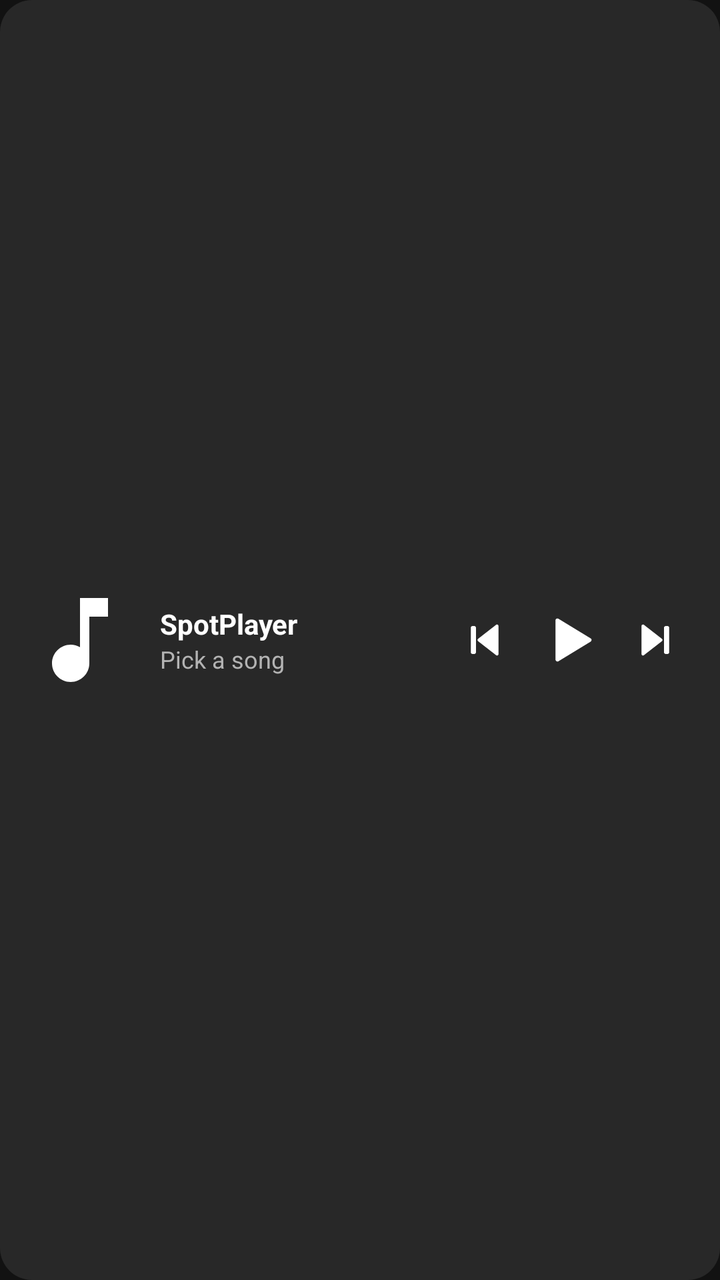
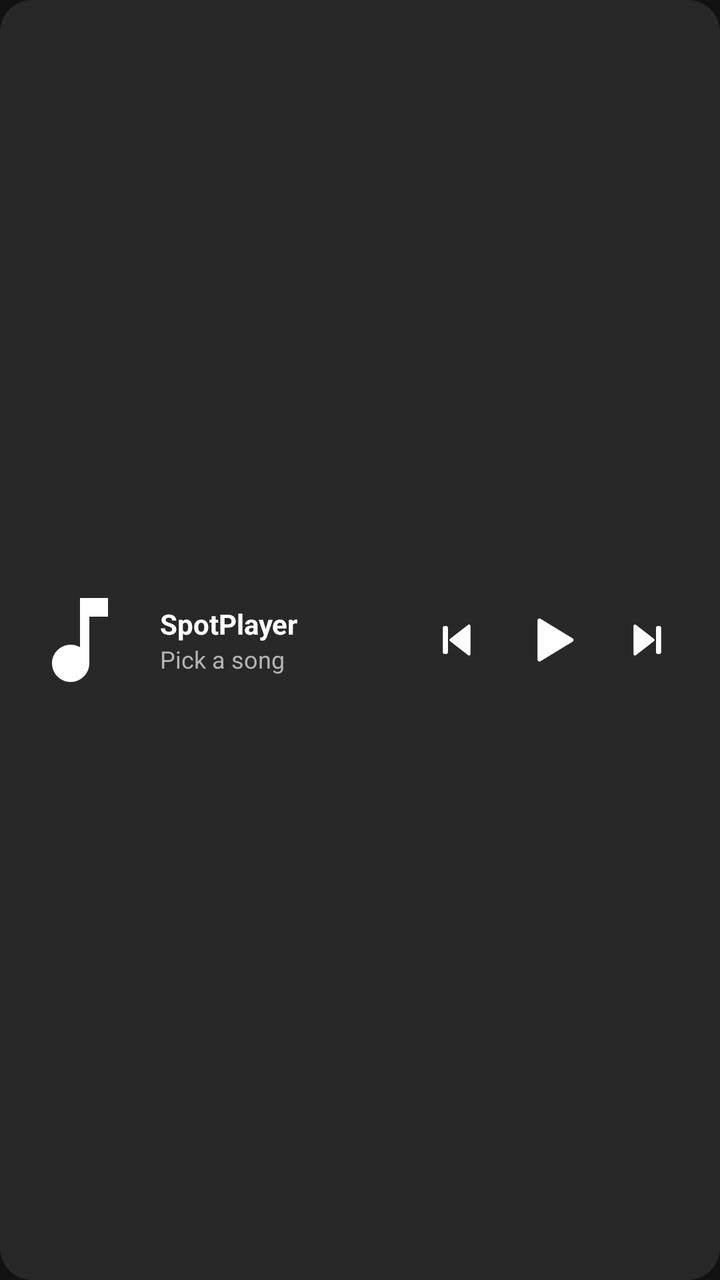

An Android layout rendered at two revisions. The XML below is the earlier revision; the diff shows what the commit changed to produce the second picture.
<!-- AndroidManifest.xml: application theme AppTheme -->
<!-- res/layout/widget_player.xml -->
<?xml version="1.0" encoding="utf-8"?>
<LinearLayout xmlns:android="http://schemas.android.com/apk/res/android"
    android:layout_width="match_parent"
    android:layout_height="wrap_content"
    android:background="@drawable/bg_widget"
    android:gravity="center_vertical"
    android:orientation="horizontal"
    android:padding="12dp">

    <ImageView
        android:id="@+id/widgetArt"
        android:layout_width="56dp"
        android:layout_height="56dp"
        android:contentDescription="Album art"
        android:scaleType="centerCrop"
        android:src="@drawable/ic_note" />

    <LinearLayout
        android:layout_width="0dp"
        android:layout_height="wrap_content"
        android:layout_marginStart="12dp"
        android:layout_weight="1"
        android:orientation="vertical">

        <TextView
            android:id="@+id/widgetTitle"
            android:layout_width="match_parent"
            android:layout_height="wrap_content"
            android:ellipsize="end"
            android:maxLines="1"
            android:text="SpotPlayer"
            android:textColor="@color/spotify_white"
            android:textSize="14sp"
            android:textStyle="bold" />

        <TextView
            android:id="@+id/widgetArtist"
            android:layout_width="match_parent"
            android:layout_height="wrap_content"
            android:ellipsize="end"
            android:maxLines="1"
            android:text="Pick a song"
            android:textColor="@color/spotify_gray"
            android:textSize="12sp" />
    </LinearLayout>

    <ImageView
        android:id="@+id/widgetPrev"
        android:layout_width="40dp"
        android:layout_height="40dp"
        android:contentDescription="Previous"
        android:padding="8dp"
        android:src="@drawable/ic_prev" />

    <ImageView
        android:id="@+id/widgetPlayIcon"
        android:layout_width="46dp"
        android:layout_height="46dp"
        android:contentDescription="Play or pause"
        android:padding="8dp"
        android:src="@drawable/ic_play" />

    <ImageView
        android:id="@+id/widgetNext"
        android:layout_width="40dp"
        android:layout_height="40dp"
        android:contentDescription="Next"
        android:padding="8dp"
        android:src="@drawable/ic_next" />
</LinearLayout>
<!-- resources referenced by this layout -->
<resources>
  <color name="spotify_gray">#B3B3B3</color>
  <color name="spotify_white">#FFFFFF</color>
  <!-- drawable bg_widget (drawable) -->
  <?xml version="1.0" encoding="utf-8"?>
  <shape xmlns:android="http://schemas.android.com/apk/res/android" android:shape="rectangle">
      <solid android:color="#282828" />
      <corners android:radius="16dp" />
  </shape>
  <!-- drawable ic_next (drawable) -->
  <?xml version="1.0" encoding="utf-8"?>
  <vector xmlns:android="http://schemas.android.com/apk/res/android"
      android:width="24dp"
      android:height="24dp"
      android:viewportWidth="24"
      android:viewportHeight="24">
      <path
          android:fillColor="#FFFFFF"
          android:strokeColor="#FFFFFF"
          android:strokeWidth="1.5"
          android:strokeLineJoin="round"
          android:pathData="M5.5,5 L14.5,12 L5.5,19 Z" />
      <path
          android:fillColor="#FFFFFF"
          android:pathData="M17,5 L17.6,5 A1,1 0 0 1 18.6,6 L18.6,18 A1,1 0 0 1 17.6,19 L17,19 A1,1 0 0 1 16,18 L16,6 A1,1 0 0 1 17,5 Z" />
  </vector>
  <!-- drawable ic_note (drawable) -->
  <?xml version="1.0" encoding="utf-8"?>
  <vector xmlns:android="http://schemas.android.com/apk/res/android"
      android:width="24dp" android:height="24dp"
      android:viewportWidth="24" android:viewportHeight="24">
      <path android:fillColor="#FFFFFF" android:pathData="M12,3v10.55c-0.59,-0.34 -1.27,-0.55 -2,-0.55 -2.21,0 -4,1.79 -4,4s1.79,4 4,4 4,-1.79 4,-4L14,7h4L18,3h-6z"/>
  </vector>
  <!-- drawable ic_play (drawable) -->
  <?xml version="1.0" encoding="utf-8"?>
  <vector xmlns:android="http://schemas.android.com/apk/res/android"
      android:width="24dp" android:height="24dp"
      android:viewportWidth="24" android:viewportHeight="24">
      <path
          android:fillColor="#FFFFFF"
          android:strokeColor="#FFFFFF"
          android:strokeWidth="1.6"
          android:strokeLineJoin="round"
          android:pathData="M7,4.2 L19.8,12 L7,19.8 Z"/>
  </vector>
  <!-- drawable ic_prev (drawable) -->
  <?xml version="1.0" encoding="utf-8"?>
  <vector xmlns:android="http://schemas.android.com/apk/res/android"
      android:width="24dp"
      android:height="24dp"
      android:viewportWidth="24"
      android:viewportHeight="24">
      <path
          android:fillColor="#FFFFFF"
          android:pathData="M6.4,5 L7,5 A1,1 0 0 1 8,6 L8,18 A1,1 0 0 1 7,19 L6.4,19 A1,1 0 0 1 5.4,18 L5.4,6 A1,1 0 0 1 6.4,5 Z" />
      <path
          android:fillColor="#FFFFFF"
          android:strokeColor="#FFFFFF"
          android:strokeWidth="1.5"
          android:strokeLineJoin="round"
          android:pathData="M18.5,5 L9.5,12 L18.5,19 Z" />
  </vector>
  <style name="AppTheme" parent="android:Theme.Material.NoActionBar">
          <item name="android:windowBackground">@color/spotify_black</item>
          <item name="android:colorAccent">@color/spotify_green</item>
          <item name="android:statusBarColor">@color/spotify_black</item>
          <item name="android:navigationBarColor">@color/spotify_black</item>
          <item name="android:windowLightStatusBar">false</item>
          <item name="android:windowLightNavigationBar">false</item>
          <item name="amoledBg">@color/spotify_black</item>
          <item name="amoledSurface">@color/spotify_surface</item>
          <item name="amoledCard">@color/spotify_card</item>
      </style>
  <color name="spotify_black">#121212</color>
  <color name="spotify_green">#1ABC54</color>
  <color name="spotify_surface">#181818</color>
  <color name="spotify_card">#282828</color>
</resources>

<!-- the commit's change to res/layout/widget_player.xml (unified diff, before → after) -->
@@ -11,7 +11,7 @@
         android:id="@+id/widgetArt"
         android:layout_width="56dp"
         android:layout_height="56dp"
-        android:contentDescription="Album art"
+        android:contentDescription="@string/auto_album_art"
         android:scaleType="centerCrop"
         android:src="@drawable/ic_note" />
 
@@ -28,7 +28,7 @@
             android:layout_height="wrap_content"
             android:ellipsize="end"
             android:maxLines="1"
-            android:text="SpotPlayer"
+            android:text="@string/auto_spotplayer"
             android:textColor="@color/spotify_white"
             android:textSize="14sp"
             android:textStyle="bold" />
@@ -39,32 +39,32 @@
             android:layout_height="wrap_content"
             android:ellipsize="end"
             android:maxLines="1"
-            android:text="Pick a song"
+            android:text="@string/auto_pick_a_song"
             android:textColor="@color/spotify_gray"
             android:textSize="12sp" />
     </LinearLayout>
 
     <ImageView
         android:id="@+id/widgetPrev"
-        android:layout_width="40dp"
-        android:layout_height="40dp"
-        android:contentDescription="Previous"
-        android:padding="8dp"
+        android:layout_width="48dp"
+        android:layout_height="48dp"
+        android:contentDescription="@string/auto_previous"
+        android:padding="12dp"
         android:src="@drawable/ic_prev" />
 
     <ImageView
         android:id="@+id/widgetPlayIcon"
-        android:layout_width="46dp"
-        android:layout_height="46dp"
-        android:contentDescription="Play or pause"
-        android:padding="8dp"
+        android:layout_width="48dp"
+        android:layout_height="48dp"
+        android:contentDescription="@string/auto_play_or_pause"
+        android:padding="9dp"
         android:src="@drawable/ic_play" />
 
     <ImageView
         android:id="@+id/widgetNext"
-        android:layout_width="40dp"
-        android:layout_height="40dp"
-        android:contentDescription="Next"
-        android:padding="8dp"
+        android:layout_width="48dp"
+        android:layout_height="48dp"
+        android:contentDescription="@string/auto_next"
+        android:padding="12dp"
         android:src="@drawable/ic_next" />
 </LinearLayout>
<!-- resource entries referenced after the edit -->
@@ -61,6 +61,12 @@
           android:strokeLineJoin="round"
           android:pathData="M18.5,5 L9.5,12 L18.5,19 Z" />
   </vector>
+  <string name="auto_album_art">"Album art"</string>
+  <string name="auto_next">"Next"</string>
+  <string name="auto_pick_a_song">"Pick a song"</string>
+  <string name="auto_play_or_pause">"Play or pause"</string>
+  <string name="auto_previous">"Previous"</string>
+  <string name="auto_spotplayer">"SpotPlayer"</string>
   <style name="AppTheme" parent="android:Theme.Material.NoActionBar">
           <item name="android:windowBackground">@color/spotify_black</item>
           <item name="android:colorAccent">@color/spotify_green</item>
